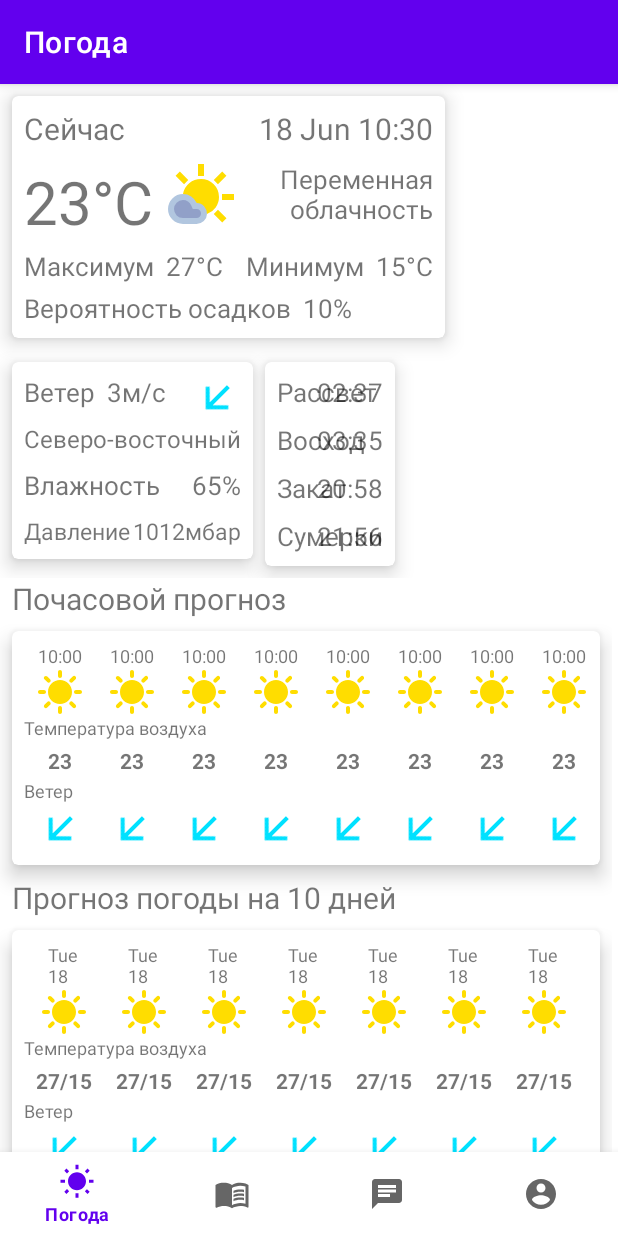
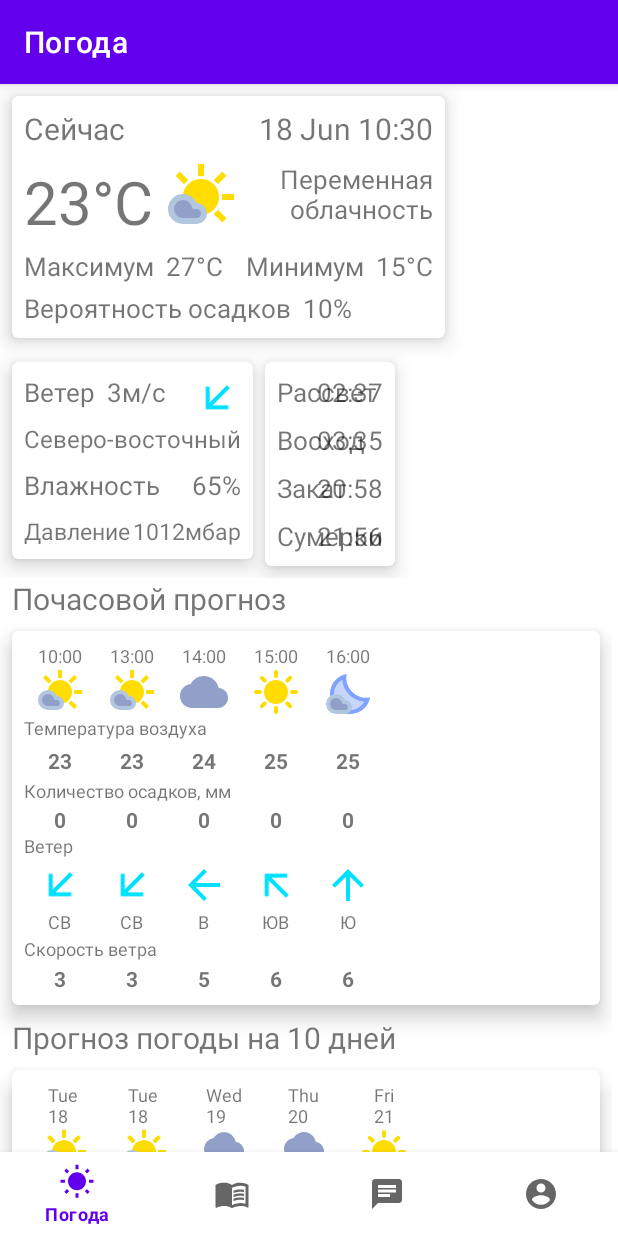
Before and after one commit to vladossy4/tbank-fishing, an Android app: the screen it shows after launch (MainActivity), on a phone screen of 412 x 824 dp. Run offline under Robolectric (Android 15) with nearby library versions, the light colour scheme and no system bars; our stand-ins replace FlexboxLayout, navigation-ui.

Commit message:
The weather is almost ready

```diff
--- a/android/app/src/main/java/com/salfetka/fishing/models/SunTimes.java
+++ b/android/app/src/main/java/com/salfetka/fishing/models/weather/SunTimes.java
@@ -1,4 +1,4 @@
-package com.salfetka.fishing.models;
+package com.salfetka.fishing.models.weather;
 
 public class SunTimes {
     final String dawn;
--- /dev/null
+++ b/android/app/src/main/java/com/salfetka/fishing/models/weather/UnitMeasure.java
@@ -0,0 +1,28 @@
+package com.salfetka.fishing.models.weather;
+
+public class UnitMeasure {
+    /** Единицы измерения температуры */
+    final String temperatureUnit;
+    /** Единицы измерения скорости */
+    final String speedUnit;
+    /** Единицы измерения давления */
+    final String pressureUnit;
+
+    public UnitMeasure(String temperatureUnit, String speedUnit, String pressureUnit) {
+        this.temperatureUnit = temperatureUnit;
+        this.speedUnit = speedUnit;
+        this.pressureUnit = pressureUnit;
+    }
+
+    public String getTemperatureUnit() {
+        return temperatureUnit;
+    }
+
+    public String getSpeedUnit() {
+        return speedUnit;
+    }
+
+    public String getPressureUnit() {
+        return pressureUnit;
+    }
+}
--- a/android/app/src/main/java/com/salfetka/fishing/models/Weather.java
+++ b/android/app/src/main/java/com/salfetka/fishing/models/weather/Weather.java
@@ -1,28 +1,24 @@
-package com.salfetka.fishing.models;
+package com.salfetka.fishing.models.weather;
 
 import java.text.SimpleDateFormat;
+import java.util.Calendar;
 import java.util.Date;
 import java.util.Locale;
 
 public class Weather {
     /** Время, на которое был выполнен прогноз погоды */
-    final Date weatherTime;
-    /** Единицы измерения температуры */
-    final String temperatureUnit;
-    /** Единицы измерения скорости */
-    final String speedUnit;
-    /** Единицы измерения давления */
-    final String pressureUnit;
+    final Calendar weatherTime;
     /** Температура воздуха  */
     final int temperature;
     /** Состояние погоды */
-    final String currentWeather;
+    final WeatherState currentWeather;
     /** Максимальная температура */
     final int maxTemperature;
     /** Минимальная температура */
     final int minTemperature;
     /** Вероятность осадков */
     final int chanceOfPrecipitation;
+    final int amountOfPrecipitation;
     /** Направление ветра */
     final Wind windOrientation;
     /** Скорость ветра */
@@ -32,58 +28,44 @@ public class Weather {
     /** Атмосферное давление */
     final int pressure;
 
-    public Weather(Date weatherTime, String temperatureUnit, String speedUnit, String pressureUnit, int temperature, String currentWeather, int maxTemperature, int minTemperature, int chanceOfPrecipitation, Wind windOrientation, int windSpeed, int humidity, int pressure){
+    public Weather(Calendar weatherTime, int temperature, WeatherState currentWeather, int maxTemperature, int minTemperature, int chanceOfPrecipitation, int amountOfPrecipitation, Wind windOrientation, int windSpeed, int humidity, int pressure){
         this.weatherTime = weatherTime;
-        this.temperatureUnit = temperatureUnit;
-        this.speedUnit = speedUnit;
-        this.pressureUnit = pressureUnit;
         this.temperature = temperature;
         this.currentWeather = currentWeather;
         this.maxTemperature = maxTemperature;
         this.minTemperature = minTemperature;
         this.chanceOfPrecipitation = chanceOfPrecipitation;
+        this.amountOfPrecipitation = amountOfPrecipitation;
         this.windOrientation = windOrientation;
         this.windSpeed = windSpeed;
         this.humidity = humidity;
         this.pressure = pressure;
     }
 
-    public Date getWeatherTime() {
+    public Calendar getWeatherTime() {
         return weatherTime;
     }
 
     public String getWeatherDateTimeFormat() {
         SimpleDateFormat formatter = new SimpleDateFormat("d MMM k:mm", Locale.getDefault());
-        return formatter.format(weatherTime);
+        return formatter.format(weatherTime.getTime());
     }
 
     public String getWeatherHourFormat() {
         SimpleDateFormat formatter = new SimpleDateFormat("k:00", Locale.getDefault());
-        return formatter.format(weatherTime);
+        return formatter.format(weatherTime.getTime());
     }
 
     public String getWeatherDayFormat() {
         SimpleDateFormat formatter = new SimpleDateFormat("E\nd", Locale.getDefault());
-        return formatter.format(weatherTime);
-    }
-
-    public String getTemperatureUnit() {
-        return temperatureUnit;
-    }
-
-    public String getSpeedUnit() {
-        return speedUnit;
-    }
-
-    public String getPressureUnit() {
-        return pressureUnit;
+        return formatter.format(weatherTime.getTime());
     }
 
     public int getTemperature() {
         return temperature;
     }
 
-    public String getCurrentWeather() {
+    public WeatherState getCurrentWeather() {
         return currentWeather;
     }
 
@@ -97,6 +79,10 @@ public class Weather {
 
     public int getChanceOfPrecipitation() {
         return chanceOfPrecipitation;
+    }
+
+    public int getAmountOfPrecipitation() {
+        return amountOfPrecipitation;
     }
 
     public Wind getWindOrientation() {
--- /dev/null
+++ b/android/app/src/main/java/com/salfetka/fishing/models/weather/WeatherState.java
@@ -0,0 +1,30 @@
+package com.salfetka.fishing.models.weather;
+
+import com.salfetka.fishing.R;
+
+public enum WeatherState {
+    Sunny("Ясно", R.drawable.ic_weather_sunny_48dp),
+    ClearNight("Ясно", R.drawable.ic_weather_clear_night_48dp),
+    PartlyCloudy("Переменная\nоблачность", R.drawable.ic_weather_partly_cloudy_48dp),
+    PartlyCloudyNight("Переменная\nоблачность", R.drawable.ic_weather_nights_cloudy_48dp),
+    Cloudy("Облачно", R.drawable.ic_weather_cloudy_48dp),
+    Rainy("Дождь", R.drawable.ic_weather_rainy_48dp),
+    Snowy("Снег", R.drawable.ic_weather_snowy_48dp),
+    Thunderstorm("Гроза", R.drawable.ic_weather_thunderstorm_48dp);
+
+    private final String name;
+    private final int icon;
+
+    WeatherState(String name, int icon) {
+        this.name = name;
+        this.icon = icon;
+    }
+
+    public String getName() {
+        return name;
+    }
+
+    public int getIcon() {
+        return icon;
+    }
+}
--- a/android/app/src/main/java/com/salfetka/fishing/models/Wind.java
+++ b/android/app/src/main/java/com/salfetka/fishing/models/weather/Wind.java
@@ -1,4 +1,4 @@
-package com.salfetka.fishing.models;
+package com.salfetka.fishing.models.weather;
 
 public enum Wind {
     North("Северный", "С"),
--- a/android/app/src/main/java/com/salfetka/fishing/ui/weather/WeatherAdapter.java
+++ b/android/app/src/main/java/com/salfetka/fishing/ui/weather/WeatherAdapter.java
@@ -4,7 +4,6 @@ import android.content.Context;
 import android.view.LayoutInflater;
 import android.view.View;
 import android.view.ViewGroup;
-import android.widget.ImageButton;
 import android.widget.ImageView;
 import android.widget.TextView;
 
@@ -12,23 +11,27 @@ import androidx.annotation.NonNull;
 import androidx.recyclerview.widget.RecyclerView;
 
 import com.salfetka.fishing.R;
-import com.salfetka.fishing.models.Weather;
+import com.salfetka.fishing.models.weather.Weather;
 
-import java.util.Calendar;
-import java.util.GregorianCalendar;
 import java.util.List;
 
 public class WeatherAdapter extends RecyclerView.Adapter<WeatherAdapter.ViewHolder> {
 
     private final LayoutInflater inflater;
-    private final List<Weather> weatherList;
-    private boolean forDay;
+    private List<Weather> weatherList;
+    private final boolean forDay;
 
     WeatherAdapter(Context context, List<Weather> weatherList, boolean forDay) {
         this.weatherList = weatherList;
         this.inflater = LayoutInflater.from(context);
         this.forDay = forDay;
     }
+
+    public void updateData(List<Weather> weatherList) {
+        this.weatherList = weatherList;
+        notifyDataSetChanged();
+    }
+
     @NonNull
     @Override
     public WeatherAdapter.ViewHolder onCreateViewHolder(@NonNull ViewGroup parent, int viewType) {
@@ -47,8 +50,11 @@ public class WeatherAdapter extends RecyclerView.Adapter<WeatherAdapter.ViewHold
             holder.title.setText(weather.getWeatherHourFormat());
             holder.temperature.setText(String.valueOf(weather.getTemperature()));
         }
-        holder.weatherIcon.setImageResource(R.drawable.ic_weather_sunny_48dp);
+        holder.weatherIcon.setImageResource(weather.getCurrentWeather().getIcon());
         holder.windIcon.setRotation(weather.getWindOrientation().getAngle());
+        holder.windOrientation.setText(weather.getWindOrientation().getShortName());
+        holder.amountOfPrecipitation.setText(String.valueOf(weather.getAmountOfPrecipitation()));
+        holder.windSpeed.setText(String.valueOf(weather.getWindSpeed()));
     }
 
     @Override
@@ -58,7 +64,7 @@ public class WeatherAdapter extends RecyclerView.Adapter<WeatherAdapter.ViewHold
 
     public static class ViewHolder extends RecyclerView.ViewHolder {
         final ImageView weatherIcon, windIcon;
-        final TextView title, temperature;
+        final TextView title, temperature, windOrientation, amountOfPrecipitation, windSpeed;
 
         public ViewHolder(@NonNull View itemView) {
             super(itemView);
@@ -66,6 +72,9 @@ public class WeatherAdapter extends RecyclerView.Adapter<WeatherAdapter.ViewHold
             temperature = itemView.findViewById(R.id.weather_item_temperature);
             weatherIcon = itemView.findViewById(R.id.item_current_weather);
             windIcon = itemView.findViewById(R.id.item_current_wind);
+            windOrientation = itemView.findViewById(R.id.weather_item_wind_orientation);
+            amountOfPrecipitation = itemView.findViewById(R.id.weather_item_amount_of_precipitation);
+            windSpeed = itemView.findViewById(R.id.weather_item_wind_speed);
         }
     }
 }
--- a/android/app/src/main/java/com/salfetka/fishing/ui/weather/WeatherFragment.java
+++ b/android/app/src/main/java/com/salfetka/fishing/ui/weather/WeatherFragment.java
@@ -1,6 +1,8 @@
 package com.salfetka.fishing.ui.weather;
 
 import android.annotation.SuppressLint;
+import android.icu.util.Measure;
+import android.icu.util.MeasureUnit;
 import android.os.Bundle;
 import android.view.LayoutInflater;
 import android.view.View;
@@ -11,9 +13,7 @@ import androidx.fragment.app.Fragment;
 import androidx.lifecycle.ViewModelProvider;
 
 import com.salfetka.fishing.databinding.FragmentWeatherBinding;
-import com.salfetka.fishing.models.Weather;
-
-import java.util.ArrayList;
+import com.salfetka.fishing.models.weather.UnitMeasure;
 
 public class WeatherFragment extends Fragment {
 
@@ -27,20 +27,20 @@ public class WeatherFragment extends Fragment {
 
         binding = FragmentWeatherBinding.inflate(inflater, container, false);
         View root = binding.getRoot();
-
         weatherViewModel.getWeather().observe(getViewLifecycleOwner(), weather -> {
-            if (weather != null) {
+            UnitMeasure unitMeasure = weatherViewModel.getUnitMeasure().getValue();
+            if (weather != null && unitMeasure != null) {
                 binding.lastUpdatedWeather.setText(weather.getWeatherDateTimeFormat());
-                binding.currentTemperature.setText(weather.getTemperature()+weather.getTemperatureUnit());
-                binding.currentWeather.setText(weather.getCurrentWeather());
-                binding.maxTemperature.setText(weather.getMaxTemperature()+weather.getTemperatureUnit());
-                binding.minTemperature.setText(weather.getMinTemperature()+weather.getTemperatureUnit());
+                binding.currentTemperature.setText(weather.getTemperature()+unitMeasure.getTemperatureUnit());
+                binding.currentWeather.setText(weather.getCurrentWeather().getName());
+                binding.maxTemperature.setText(weather.getMaxTemperature()+unitMeasure.getTemperatureUnit());
+                binding.minTemperature.setText(weather.getMinTemperature()+unitMeasure.getTemperatureUnit());
                 binding.chanceOfPrecipitation.setText(weather.getChanceOfPrecipitation()+"%");
                 binding.windOrientation.setText(weather.getWindOrientation().getFullName());
                 binding.imageCurrentWind.setRotation(weather.getWindOrientation().getAngle());
-                binding.windPower.setText(weather.getWindSpeed()+weather.getSpeedUnit());
+                binding.windPower.setText(weather.getWindSpeed()+unitMeasure.getSpeedUnit());
                 binding.humidity.setText(weather.getHumidity()+"%");
-                binding.pressure.setText(weather.getPressure()+weather.getPressureUnit());
+                binding.pressure.setText(weather.getPressure()+unitMeasure.getPressureUnit());
             }
         });
         weatherViewModel.getSunTimes().observe(getViewLifecycleOwner(), sunTimes -> {
@@ -51,10 +51,20 @@ public class WeatherFragment extends Fragment {
                 binding.twilight.setText(sunTimes.getTwilight());
             }
         });
-        WeatherAdapter hourAdapter = new WeatherAdapter(getContext(), weatherViewModel.getHoursWeatherList().getValue(), false);
-        WeatherAdapter daysAdapter = new WeatherAdapter(getContext(), weatherViewModel.getDaysWeatherList().getValue(), true);
-        binding.hoursWeather.setAdapter(hourAdapter);
+        final WeatherAdapter hoursAdapter = new WeatherAdapter(getContext(), weatherViewModel.getHoursWeatherList().getValue(), false);
+        final WeatherAdapter daysAdapter = new WeatherAdapter(getContext(), weatherViewModel.getDaysWeatherList().getValue(), true);
+        binding.hoursWeather.setAdapter(hoursAdapter);
         binding.daysWeather.setAdapter(daysAdapter);
+        weatherViewModel.getHoursWeatherList().observe(getViewLifecycleOwner(), hoursWeatherList -> {
+            if (hoursWeatherList != null) {
+                hoursAdapter.updateData(hoursWeatherList);
+            }
+        });
+        weatherViewModel.getDaysWeatherList().observe(getViewLifecycleOwner(), daysWeatherList -> {
+            if (daysWeatherList != null) {
+                daysAdapter.updateData(daysWeatherList);
+            }
+        });
         return root;
     }
 
--- a/android/app/src/main/java/com/salfetka/fishing/ui/weather/WeatherViewModel.java
+++ b/android/app/src/main/java/com/salfetka/fishing/ui/weather/WeatherViewModel.java
@@ -1,38 +1,36 @@
 package com.salfetka.fishing.ui.weather;
 
-import androidx.lifecycle.LiveData;
 import androidx.lifecycle.MutableLiveData;
 import androidx.lifecycle.ViewModel;
 
-import com.salfetka.fishing.models.SunTimes;
-import com.salfetka.fishing.models.Weather;
-import com.salfetka.fishing.models.Wind;
+import com.salfetka.fishing.models.weather.SunTimes;
+import com.salfetka.fishing.models.weather.UnitMeasure;
+import com.salfetka.fishing.models.weather.Weather;
+import com.salfetka.fishing.models.weather.WeatherState;
+import com.salfetka.fishing.models.weather.Wind;
 
-import java.text.SimpleDateFormat;
-import java.time.LocalDate;
-import java.time.LocalTime;
 import java.util.ArrayList;
+import java.util.Calendar;
 import java.util.Date;
+import java.util.GregorianCalendar;
 import java.util.List;
-import java.util.Locale;
 
 public class WeatherViewModel extends ViewModel {
-
+    private final MutableLiveData<UnitMeasure> unitMeasure;
     private final MutableLiveData<Weather> weather;
     private final MutableLiveData<SunTimes> sunTimes;
     private final MutableLiveData<List<Weather>> hoursWeatherList;
     private final MutableLiveData<List<Weather>> daysWeatherList;
     public WeatherViewModel() {
+        unitMeasure = new MutableLiveData<>(new UnitMeasure("°C", "м/с", "мбар"));
         weather = new MutableLiveData<>(new Weather(
-                new Date(),
-                "°C",
-                "м/с",
-                "мбар",
+                new GregorianCalendar(),
                 23,
-                "Переменная\nоблачность",
+                WeatherState.PartlyCloudy,
                 27,
                 15,
                 10,
+                0,
                 Wind.NorthEast,
                 3,
                 65,
@@ -44,24 +42,31 @@ public class WeatherViewModel extends ViewModel {
                 "20:58",
                 "21:56"
         ));
-        ArrayList<Weather> weatherList = new ArrayList<>();
-        weatherList.add(weather.getValue());
-        weatherList.add(weather.getValue());
-        weatherList.add(weather.getValue());
-        weatherList.add(weather.getValue());
-        weatherList.add(weather.getValue());
-        weatherList.add(weather.getValue());
-        weatherList.add(weather.getValue());
-        weatherList.add(weather.getValue());
-        weatherList.add(weather.getValue());
-        weatherList.add(weather.getValue());
-        hoursWeatherList = new MutableLiveData<>(weatherList);
-        daysWeatherList = new MutableLiveData<>(weatherList);
+        ArrayList<Weather> hourWeatherList = new ArrayList<>();
+        hourWeatherList.add(weather.getValue());
+        hourWeatherList.add(new Weather(new GregorianCalendar(2024, 5, 18, 13, 0), 23, WeatherState.PartlyCloudy, 27, 15, 10, 0, Wind.NorthEast, 3, 65, 1012));
+        hourWeatherList.add(new Weather(new GregorianCalendar(2024, 5, 18, 14, 0), 24, WeatherState.Cloudy, 27, 15, 10, 0, Wind.East, 5, 55, 1011));
+        hourWeatherList.add(new Weather(new GregorianCalendar(2024, 5, 18, 15, 0), 25, WeatherState.Sunny, 27, 15, 5, 0, Wind.SouthEast, 6, 50, 1005));
+        hourWeatherList.add(new Weather(new GregorianCalendar(2024, 5, 18, 16, 0), 25, WeatherState.PartlyCloudyNight, 27, 15, 5, 0, Wind.South, 6, 50, 1015));
+
+        ArrayList<Weather> dayWeatherList = new ArrayList<>();
+        dayWeatherList.add(weather.getValue());
+        dayWeatherList.add(new Weather(new GregorianCalendar(2024, 5, 18), 23, WeatherState.PartlyCloudy, 27, 15, 10, 0, Wind.NorthEast, 3, 65, 1012));
+        dayWeatherList.add(new Weather(new GregorianCalendar(2024, 5, 19), 24, WeatherState.Rainy, 23, 12, 80, 10, Wind.West, 7, 85, 1013));
+        dayWeatherList.add(new Weather(new GregorianCalendar(2024, 5, 20), 25, WeatherState.Thunderstorm, 25, 10, 70, 5, Wind.NorthWest, 10, 90, 1002));
+        dayWeatherList.add(new Weather(new GregorianCalendar(2024, 5, 21), 25, WeatherState.Sunny, 30, 20, 5, 0, Wind.North, 6, 50, 1025));
+        hoursWeatherList = new MutableLiveData<>(hourWeatherList);
+        daysWeatherList = new MutableLiveData<>(dayWeatherList);
     }
 
     public MutableLiveData<Weather> getWeather() {
         return weather;
     }
+
+    public MutableLiveData<UnitMeasure> getUnitMeasure() {
+        return unitMeasure;
+    }
+
     public MutableLiveData<SunTimes> getSunTimes() {
         return sunTimes;
     }
@@ -69,7 +74,6 @@ public class WeatherViewModel extends ViewModel {
     public MutableLiveData<List<Weather>> getHoursWeatherList() {
         return hoursWeatherList;
     }
-
     public MutableLiveData<List<Weather>> getDaysWeatherList() {
         return daysWeatherList;
     }
--- a/android/app/src/main/res/layout/fragment_weather.xml
+++ b/android/app/src/main/res/layout/fragment_weather.xml
@@ -390,8 +390,20 @@
                     <TextView
                         android:layout_width="wrap_content"
                         android:layout_height="wrap_content"
+                        android:layout_marginTop="@dimen/weather_hint_amount_of_precipitation"
+                        android:text="@string/amount_of_precipitation"
+                        android:textSize="@dimen/weather_text_size_hint"/>
+                    <TextView
+                        android:layout_width="wrap_content"
+                        android:layout_height="wrap_content"
                         android:layout_marginTop="@dimen/weather_hint_wind"
                         android:text="@string/wind"
+                        android:textSize="@dimen/weather_text_size_hint"/>
+                    <TextView
+                        android:layout_width="wrap_content"
+                        android:layout_height="wrap_content"
+                        android:layout_marginTop="@dimen/weather_hint_wind_speed"
+                        android:text="@string/wind_speed"
                         android:textSize="@dimen/weather_text_size_hint"/>
                 </LinearLayout>
             </FrameLayout>
@@ -441,8 +453,20 @@
                     <TextView
                         android:layout_width="wrap_content"
                         android:layout_height="wrap_content"
+                        android:layout_marginTop="@dimen/weather_hint_amount_of_precipitation"
+                        android:text="@string/amount_of_precipitation"
+                        android:textSize="@dimen/weather_text_size_hint"/>
+                    <TextView
+                        android:layout_width="wrap_content"
+                        android:layout_height="wrap_content"
                         android:layout_marginTop="@dimen/weather_hint_wind"
                         android:text="@string/wind"
+                        android:textSize="@dimen/weather_text_size_hint"/>
+                    <TextView
+                        android:layout_width="wrap_content"
+                        android:layout_height="wrap_content"
+                        android:layout_marginTop="@dimen/weather_hint_wind_speed"
+                        android:text="@string/wind_speed"
                         android:textSize="@dimen/weather_text_size_hint"/>
                 </LinearLayout>
             </FrameLayout>
--- a/android/app/src/main/res/layout/item_weather.xml
+++ b/android/app/src/main/res/layout/item_weather.xml
@@ -29,11 +29,33 @@
         android:textStyle="bold"
         android:textSize="@dimen/weather_text_size_temperature_list" />
 
+    <TextView
+        android:id="@+id/weather_item_amount_of_precipitation"
+        android:layout_width="wrap_content"
+        android:layout_height="wrap_content"
+        android:layout_marginTop="20dp"
+        android:textStyle="bold"
+        android:textSize="@dimen/weather_text_size_temperature_list" />
+
     <ImageView
         android:id="@+id/item_current_wind"
         android:layout_width="wrap_content"
         android:layout_height="wrap_content"
-        android:layout_marginTop="20dp"
+        android:layout_marginTop="18dp"
         android:contentDescription="@string/wind_icon_description"
         android:src="@drawable/ic_weather_wind_arrow_down_32dp"/>
+
+    <TextView
+        android:id="@+id/weather_item_wind_orientation"
+        android:layout_width="wrap_content"
+        android:layout_height="wrap_content"
+        android:textSize="@dimen/weather_text_size_list" />
+
+    <TextView
+        android:id="@+id/weather_item_wind_speed"
+        android:layout_width="wrap_content"
+        android:layout_height="wrap_content"
+        android:layout_marginTop="20dp"
+        android:textStyle="bold"
+        android:textSize="@dimen/weather_text_size_temperature_list" />
 </LinearLayout>
--- a/android/app/src/main/res/values/dimens.xml
+++ b/android/app/src/main/res/values/dimens.xml
@@ -14,5 +14,7 @@
 
     <dimen name="weather_hint_temperature_hour">56dp</dimen>
     <dimen name="weather_hint_temperature_day">70dp</dimen>
-    <dimen name="weather_hint_wind">25dp</dimen>
+    <dimen name="weather_hint_amount_of_precipitation">25dp</dimen>
+    <dimen name="weather_hint_wind">20dp</dimen>
+    <dimen name="weather_hint_wind_speed">52dp</dimen>
 </resources>
--- a/android/app/src/main/res/values/strings.xml
+++ b/android/app/src/main/res/values/strings.xml
@@ -22,4 +22,6 @@
     <string name="wind_icon_description">Направление ветра</string>
     <string name="weather_icon_description">Значок погоды</string>
     <string name="weather_temperature_hint">Температура воздуха</string>
+    <string name="amount_of_precipitation">Количество осадков, мм</string>
+    <string name="wind_speed">Скорость ветра</string>
 </resources>
```
